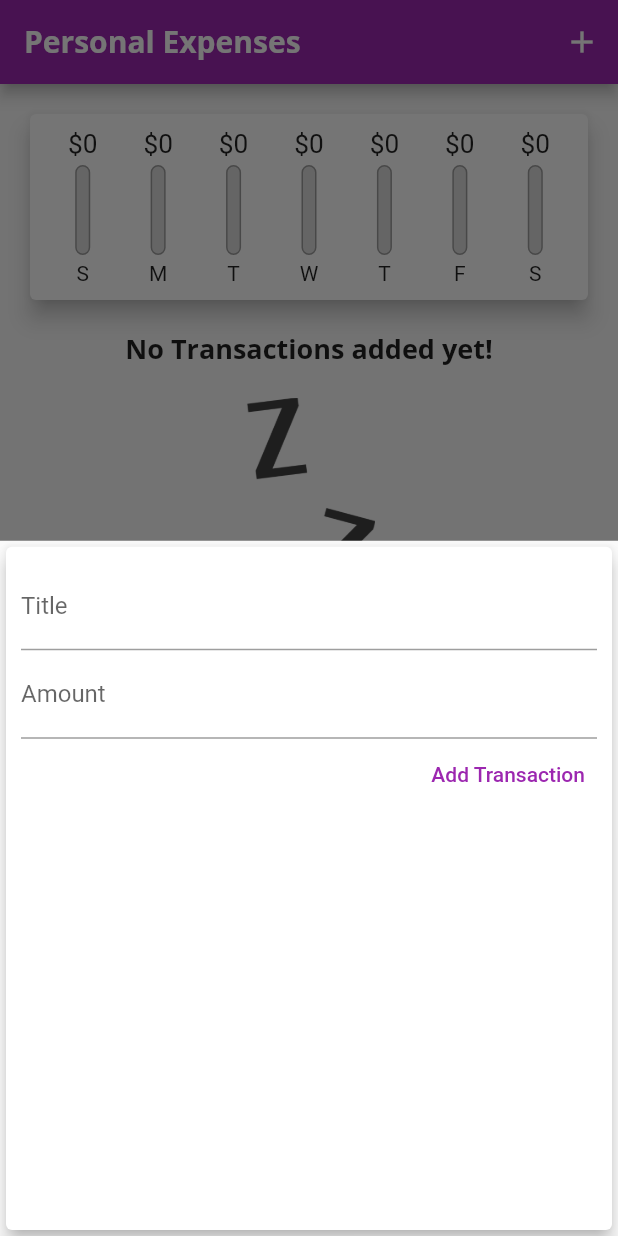
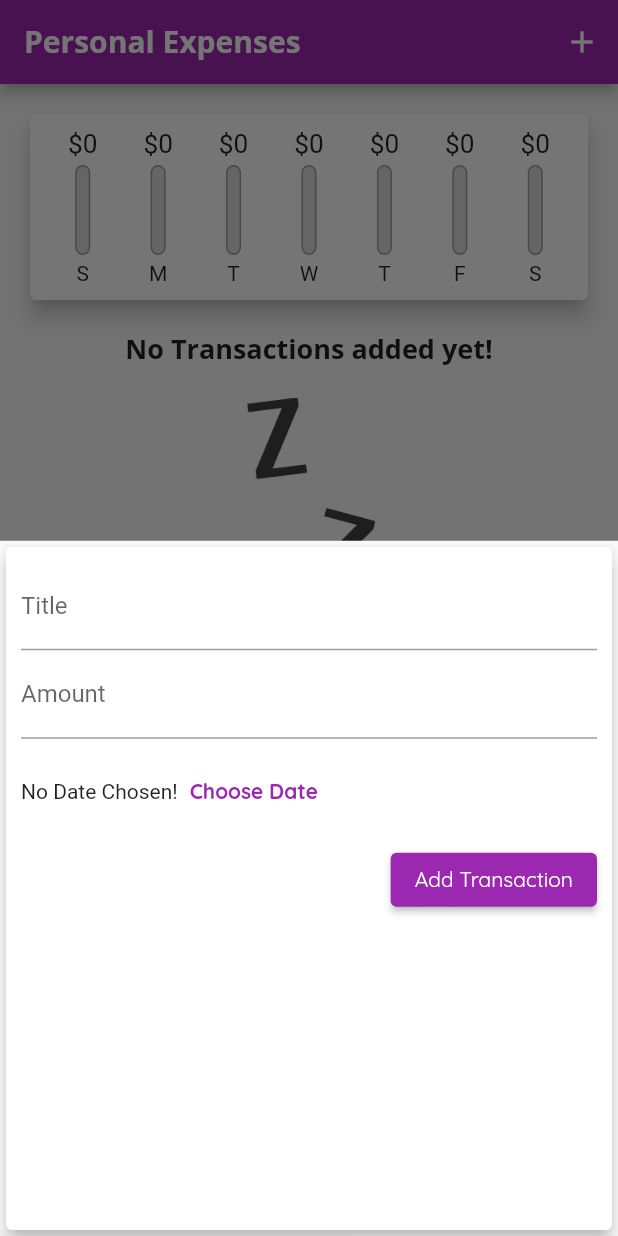
Before and after one commit to Checkmate2412/Personal_Expenses_Application, a Flutter app: the screen it shows after launch, after a tap on the "add" icon, on a phone screen of 412 x 824 dp. Run offline on Flutter 3.47's test engine with Material 2 defaults, Android fonts, the phone set to English and light mode, and no system bars.

Commit message:
111. Getting Started with Date Selection

```diff
--- a/lib/main.dart
+++ b/lib/main.dart
@@ -22,6 +22,7 @@ class MyApp extends StatelessWidget {
                 fontSize: 18,
                 fontWeight: FontWeight.bold,
               ),
+              labelLarge: TextStyle(color: Colors.white),
             ),
         appBarTheme: AppBarTheme(
           titleTextStyle: TextStyle(
--- a/lib/widgets/new_transaction.dart
+++ b/lib/widgets/new_transaction.dart
@@ -58,10 +58,34 @@ class _NewTransactionState extends State<NewTransaction> {
               onSubmitted: (_) => submitData(),
               // onChanged: (val) => amountInput = val,
             ),
-            TextButton(
+            Container(
+              height: 70,
+              child: Row(
+                children: <Widget>[
+                  Text('No Date Chosen!'),
+                  TextButton(
+                    child: Text(
+                      'Choose Date',
+                      style: TextStyle(
+                        fontWeight: FontWeight.bold,
+                      ),
+                    ),
+                    onPressed: () {},
+                    style: ButtonStyle(
+                      foregroundColor: MaterialStateProperty.all(
+                          Theme.of(context).colorScheme.primary),
+                    ),
+                  ),
+                ],
+              ),
+            ),
+            ElevatedButton(
               child: Text('Add Transaction'),
               style: ButtonStyle(
-                foregroundColor: MaterialStateProperty.all(Colors.purple),
+                backgroundColor: MaterialStateProperty.all(
+                    Theme.of(context).colorScheme.primary),
+                foregroundColor: MaterialStateProperty.all(
+                    Theme.of(context).textTheme.labelLarge!.color),
               ),
               onPressed: submitData,
             )
```
